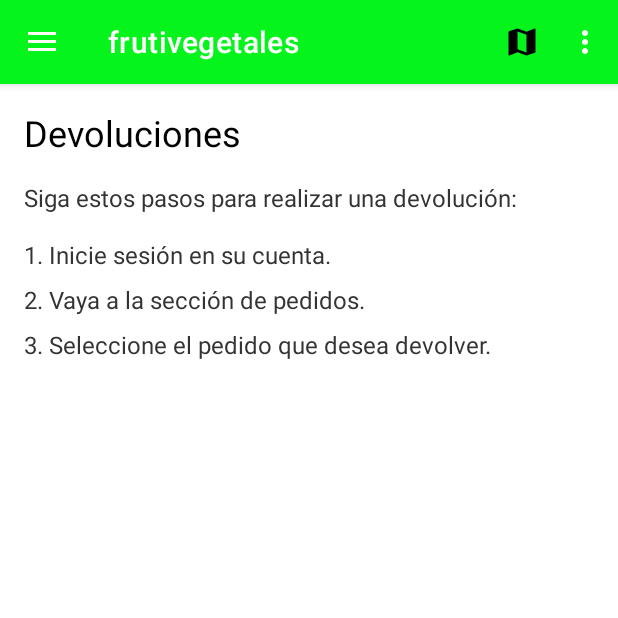
After one commit to yurani25/frutivegetales3, an Android app: the fragment DevolucionesFragment placed in its activity, on a phone screen of 412 x 824 dp, the top half of it. The commit adds this screen. Run offline under Robolectric (Android 15) with nearby library versions, the phone set to English and light mode, and no system bars.

Commit message:
Devoluciones

```diff
--- /dev/null
+++ b/app/src/main/java/com/example/navigationdrawerkotlin/DevolucionesFragment.kt
@@ -0,0 +1,22 @@
+package com.example.navigationdrawerkotlin
+
+
+
+import android.os.Bundle
+import androidx.fragment.app.Fragment
+import android.view.LayoutInflater
+import android.view.View
+import android.view.ViewGroup
+
+class DevolucionesFragment : Fragment() {
+    override fun onCreateView(
+        inflater: LayoutInflater, container: ViewGroup?,
+        savedInstanceState: Bundle?
+    ): View? {
+        val view = inflater.inflate(R.layout.fragment_devoluciones, container, false)
+
+
+
+        return view
+    }
+}
--- a/app/src/main/java/com/example/navigationdrawerkotlin/PqrsFragment.kt
+++ b/app/src/main/java/com/example/navigationdrawerkotlin/PqrsFragment.kt
@@ -39,6 +39,19 @@ class PqrsFragment : Fragment() {
                 .commit()
         }
 
+        // Obtén la referencia al LinearLayout de devoluciones
+        val devolucionesLayout = view.findViewById<LinearLayout>(R.id.devolucionesLayout)
+
+
+        // Configura el OnClickListener para abrir el fragmento de devoluciones
+        devolucionesLayout.setOnClickListener {
+            val fragmentDevoluciones = DevolucionesFragment()
+            requireActivity().supportFragmentManager.beginTransaction()
+                .replace(R.id.fragment_container, fragmentDevoluciones)
+                .addToBackStack(null)
+                .commit()
+        }
+
         return view
     }
 }
--- /dev/null
+++ b/app/src/main/res/layout/fragment_devoluciones.xml
@@ -0,0 +1,54 @@
+<?xml version="1.0" encoding="utf-8"?>
+<LinearLayout
+    xmlns:android="http://schemas.android.com/apk/res/android"
+    android:layout_width="match_parent"
+    android:layout_height="match_parent"
+    android:orientation="vertical"
+    android:padding="16dp">
+
+
+    <TextView
+
+        android:layout_width="wrap_content"
+        android:layout_height="wrap_content"
+        android:text="Devoluciones"
+        android:textSize="24sp"
+        android:textColor="#000000"
+        android:layout_marginBottom="16dp"/>
+
+
+    <TextView
+        android:layout_width="wrap_content"
+        android:layout_height="wrap_content"
+        android:text="Siga estos pasos para realizar una devolución:"
+        android:textSize="16sp"
+        android:textColor="#333333"
+        android:layout_marginBottom="16dp"/>
+
+    <TextView
+        android:layout_width="wrap_content"
+        android:layout_height="wrap_content"
+        android:text="1. Inicie sesión en su cuenta."
+        android:textSize="16sp"
+        android:textColor="#333333"
+        android:layout_marginBottom="8dp"/>
+
+    <TextView
+        android:layout_width="wrap_content"
+        android:layout_height="wrap_content"
+        android:text="2. Vaya a la sección de pedidos."
+        android:textSize="16sp"
+        android:textColor="#333333"
+        android:layout_marginBottom="8dp"/>
+
+    <TextView
+        android:layout_width="wrap_content"
+        android:layout_height="wrap_content"
+        android:text="3. Seleccione el pedido que desea devolver."
+        android:textSize="16sp"
+        android:textColor="#333333"
+        android:layout_marginBottom="16dp"/>
+
+
+
+</LinearLayout>
--- a/app/src/main/res/layout/fragment_pqrs.xml
+++ b/app/src/main/res/layout/fragment_pqrs.xml
@@ -101,6 +101,7 @@
             android:background="#D1D1D1" />
 
         <LinearLayout
+            android:id="@+id/devolucionesLayout"
             android:layout_width="match_parent"
             android:layout_height="50dp"
             android:gravity="center_vertical"
```
